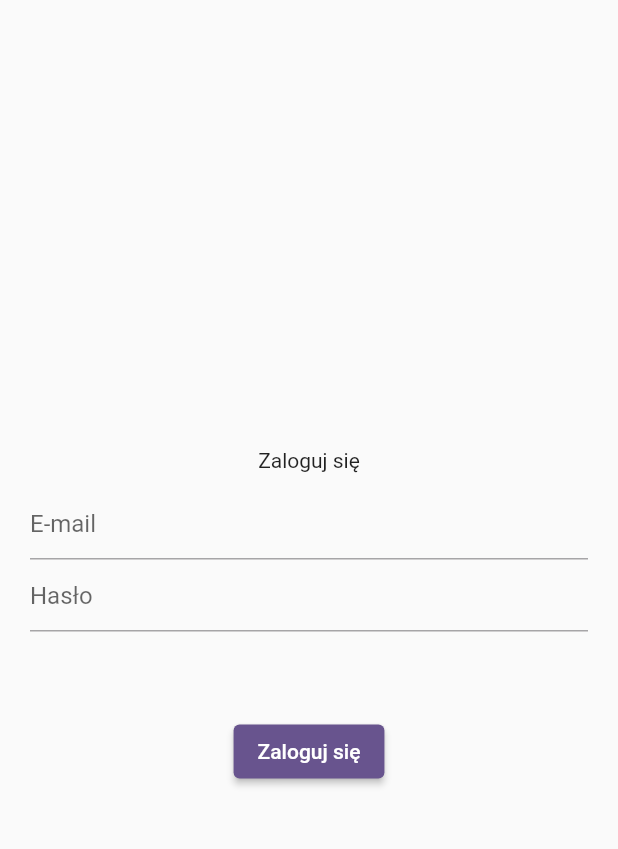
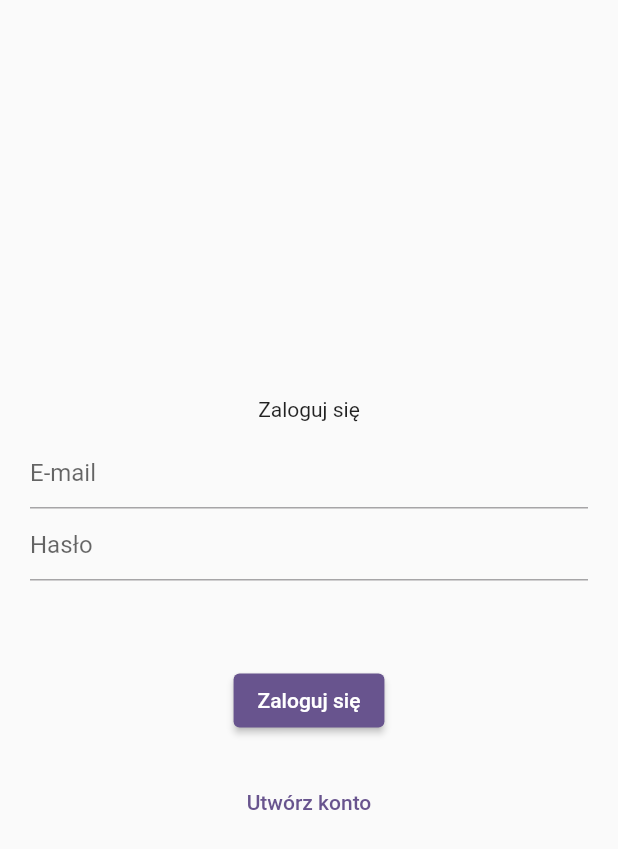
Before and after one commit to andrzejcybulski/najlepsza_pizza_wg_andrzeja, a Flutter app: the screen it shows after launch, on a phone screen of 412 x 824 dp. Shown: the top 849 px of the screen. Run offline on Flutter 3.47's test engine with Material 2 defaults, Android fonts, the phone set to English and light mode, and no system bars; our stand-ins replace firebase_auth, firebase_core; accounts and stored records are empty.

Commit message:
Add registration

```diff
--- a/lib/app/login/login_page.dart
+++ b/lib/app/login/login_page.dart
@@ -15,6 +15,7 @@
 
 class _LoginPageState extends State<LoginPage> {
   var errorMessage = '';
+  var isCreatingAccount = false;
 
   @override
   Widget build(BuildContext context) {
@@ -25,10 +26,10 @@
           child: Column(
             mainAxisAlignment: MainAxisAlignment.center,
             children: [
-              const Text('Zaloguj się'),
-              const SizedBox(
-                height: 10,
-              ),
+              Text(isCreatingAccount == true
+                  ? 'Zarejestruj się'
+                  : 'Zaloguj się'),
+              const SizedBox(height: 10),
               TextField(
                 controller: widget.emailController,
                 decoration: const InputDecoration(
@@ -42,27 +43,89 @@
                 ),
                 obscureText: true,
               ),
-              const SizedBox(
-                height: 20,
-              ),
+              const SizedBox(height: 20),
               Text(errorMessage),
-              const SizedBox(
-                height: 20,
-              ),
+              const SizedBox(height: 20),
               ElevatedButton(
                 onPressed: () async {
+                  if (isCreatingAccount == true) {
+                    // registration
+                    try {
+                      await FirebaseAuth.instance
+                          .createUserWithEmailAndPassword(
+                              email: widget.emailController.text,
+                              password: widget.passwordController.text);
+                    } catch (error) {
+                      setState(
+                        () {
+                          errorMessage = error.toString();
+                        },
+                      );
+                    }
+                  } else {
+                    // login
                     try {
                       await FirebaseAuth.instance.signInWithEmailAndPassword(
                           email: widget.emailController.text,
                           password: widget.passwordController.text);
                     } catch (error) {
-                    setState(() {
+                      setState(
+                        () {
                           errorMessage = error.toString();
-                    });
+                        },
+                      );
+                    }
                   }
                 },
-                child: const Text('Zaloguj się'),
+                child: Text(isCreatingAccount == true
+                    ? 'Zarejestruj się'
+                    : 'Zaloguj się'),
               ),
+              const SizedBox(height: 20),
+              // TextButton(
+              //   onPressed: () {
+              //     if (isCreatingAccount == false) {
+              //       setState(
+              //         () {
+              //           isCreatingAccount = true;
+              //         },
+              //       );
+              //     } else {
+              //       setState(
+              //         () {
+              //           isCreatingAccount = false;
+              //         },
+              //       );
+              //     }
+              //   },
+              //   child: Text(isCreatingAccount == true
+              //       ? 'Masz już konto?'
+              //       : 'Utwórz konto'),
+              // ),
+              if (isCreatingAccount == false) ...[
+                TextButton(
+                  onPressed: () {
+                    setState(
+                      () {
+                        isCreatingAccount = true;
+                      },
+                    );
+                  },
+                  child: const Text('Utwórz konto'),
+                ),
+              ],
+              if (isCreatingAccount == true) ...[
+                TextButton(
+                  onPressed: () {
+                    setState(
+                      () {
+                        isCreatingAccount = false;
+                      },
+                    );
+                  },
+                  child: const Text('Masz już konto?'),
+                ),
+              ]
             ],
           ),
         ),
```
Lines whose indentation alone changed are shown as unchanged.
